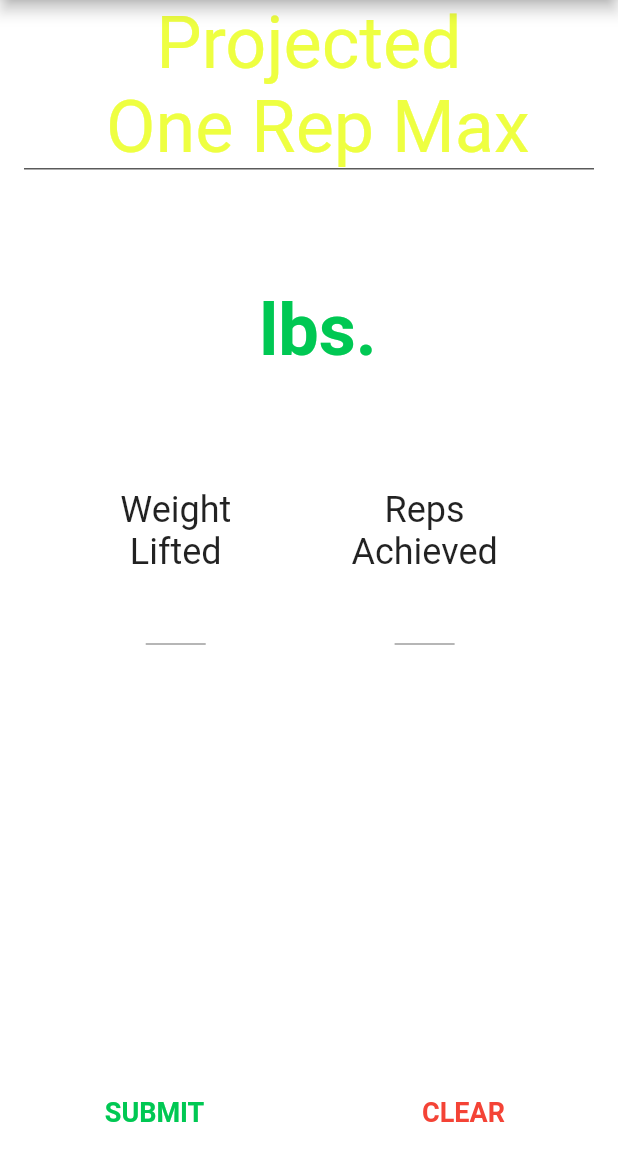
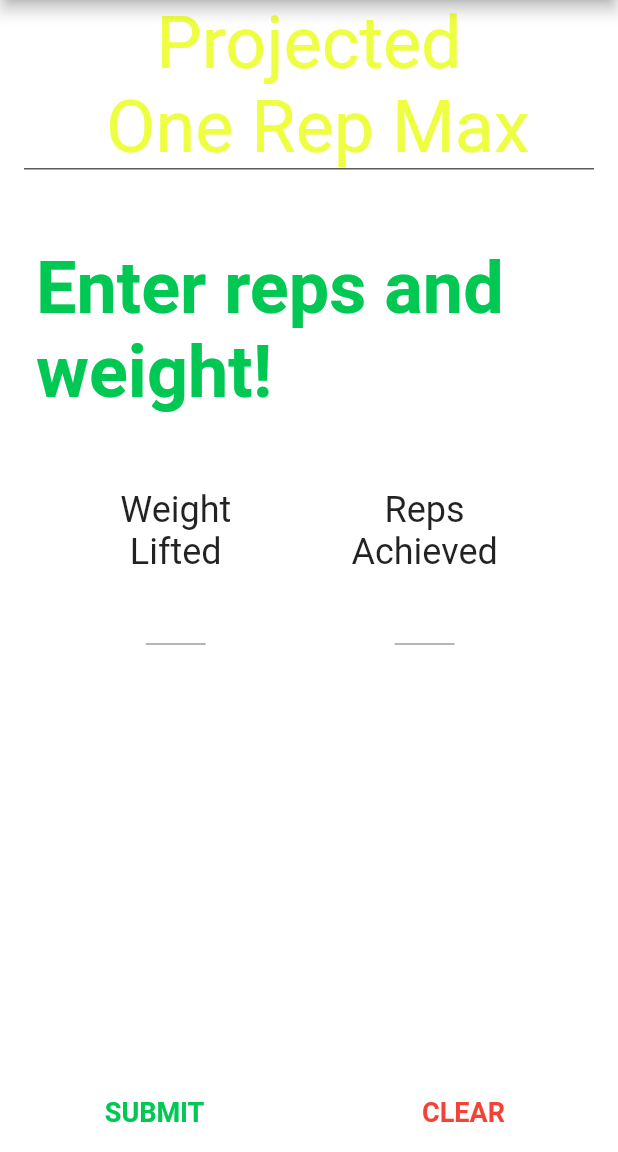
Before and after one commit to Techercise/flutter_one_rep_max_calculator, a Flutter app: the screen it shows after launch, after a tap on "SUBMIT", on a phone screen of 412 x 824 dp, the part 84-1236 px from its top. Run offline on Flutter 3.47's test engine with Material 2 defaults, Android fonts, the phone set to English and light mode, and no system bars; Roboto replaces fonts that are missing (sans-serif-smallcaps).

Commit message:
Adding basic null error handling

```diff
--- a/lib/calculator.dart
+++ b/lib/calculator.dart
@@ -61,7 +61,7 @@ class _CalculatorState extends State<Calculator> {
               child: Visibility(
                 visible: _clicked,
                 child: Text(
-                  '$projectedORM lbs.',
+                  projectedORM,
                   style: const TextStyle(
                       fontSize: 48.0,
                       color: Color(0xff00c853),
@@ -93,7 +93,7 @@ class _CalculatorState extends State<Calculator> {
                         ),
                       ),
                     ]),
-                Column(
+                Column( // NEED TO FIX OVERFLOW ISSUE
                   mainAxisAlignment: MainAxisAlignment.center,
                   crossAxisAlignment: CrossAxisAlignment.center,
                   children: [
@@ -159,6 +159,12 @@ class _CalculatorState extends State<Calculator> {
       _clicked = true;
     });
 
+    if((weightFieldText.text == '') && (repsFieldText.text == ''))
+    {
+      projectedORM = 'Enter reps and weight!';
+    }
+    else
+    {
       weightLifted = int.parse(weightFieldText.text);
       repsPerformed = int.parse(repsFieldText.text);
 
@@ -183,7 +189,8 @@ class _CalculatorState extends State<Calculator> {
 
       // Wathen Formula
       double wathenORM =
-        weightLifted / (0.4880 + (0.538 * (pow(e, (-0.075 * repsPerformed)))));
+          weightLifted /
+              (0.4880 + (0.538 * (pow(e, (-0.075 * repsPerformed)))));
 
       double avgORM = [
         epleyORM,
@@ -195,7 +202,8 @@ class _CalculatorState extends State<Calculator> {
         wathenORM
       ].average;
 
-    projectedORM = avgORM.round().toString();
+      projectedORM = '${avgORM.round()} lbs.';
+    }
   }
 
   void clearAllInputs() {
```
Lines whose indentation alone changed are shown as unchanged.
